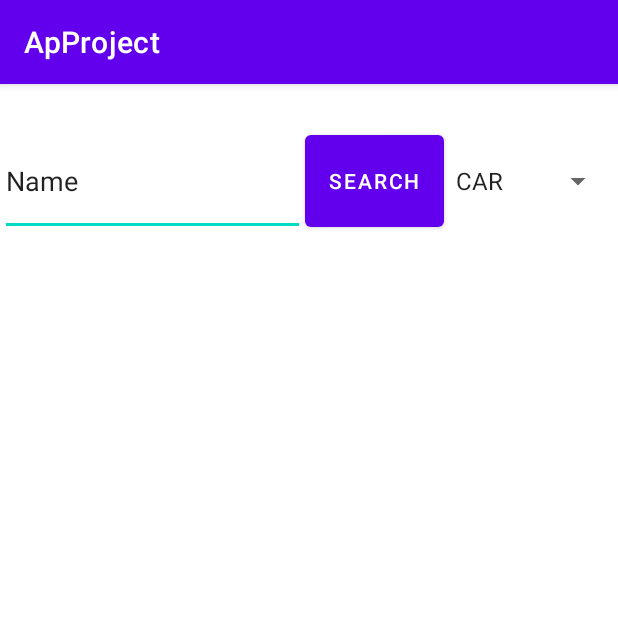
After one commit to Ali-Noghabi/Ap-project-android, an Android app: the SearchViewPage screen opened directly, with no data from a screen before it, on a phone screen of 412 x 824 dp, the top half of it. The commit adds this screen. Run offline under Robolectric (Android 15) with nearby library versions, the phone set to English and light mode, and no system bars.

Commit message:
add SearchView Page

```diff
--- a/app/build.gradle
+++ b/app/build.gradle
@@ -42,6 +42,8 @@ dependencies {
     implementation 'androidx.annotation:annotation:1.1.0'
     implementation 'androidx.lifecycle:lifecycle-livedata-ktx:2.2.0'
     implementation 'androidx.lifecycle:lifecycle-viewmodel-ktx:2.2.0'
+    implementation 'pl.droidsonroids.gif:android-gif-drawable:1.2.22'
+    implementation 'androidx.gridlayout:gridlayout:1.0.0'
     testImplementation 'junit:junit:4.+'
     androidTestImplementation 'androidx.test.ext:junit:1.1.2'
     androidTestImplementation 'androidx.test.espresso:espresso-core:3.3.0'
--- a/app/src/main/java/ir/lucifer/approject/LoginPage.java
+++ b/app/src/main/java/ir/lucifer/approject/LoginPage.java
@@ -64,7 +64,7 @@ public class LoginPage extends AppCompatActivity {
                     {
                         Controler.Token = obj.get("token").getAsString();
                         Controler.isLogin = true;
-                        startActivity(new Intent(MainActivity.activity , HomePage.class));
+                        startActivity(new Intent(MainActivity.activity , SearchViewPage.class));
                         Toast.makeText(getApplicationContext(), "Login :)", Toast.LENGTH_SHORT).show();
                     }
                     else {
--- /dev/null
+++ b/app/src/main/java/ir/lucifer/approject/SearchViewPage.java
@@ -0,0 +1,29 @@
+package ir.lucifer.approject;
+
+import androidx.appcompat.app.AppCompatActivity;
+
+import android.os.Bundle;
+import android.widget.ArrayAdapter;
+import android.widget.Spinner;
+
+public class SearchViewPage extends AppCompatActivity {
+    public Spinner categorySpinner;
+    @Override
+    protected void onCreate(Bundle savedInstanceState) {
+        super.onCreate(savedInstanceState);
+        setContentView(R.layout.activity_search_view_page);
+
+        categorySpinner = findViewById(R.id.categorySVP);
+        String array_spinner[] = new String[10];
+        array_spinner[0] = "CAR";
+        array_spinner[1] = "CARPET";
+        array_spinner[2] = "HOME";
+        array_spinner[3] = "PC";
+        array_spinner[4] = "LAPTOP";
+
+        ArrayAdapter adapter = new ArrayAdapter(this,android.R.layout.simple_spinner_item, array_spinner);
+        categorySpinner.setAdapter(adapter);
+
+
+    }
+}
--- a/app/src/main/java/ir/lucifer/approject/SignUpPage.java
+++ b/app/src/main/java/ir/lucifer/approject/SignUpPage.java
@@ -78,7 +78,7 @@ public class SignUpPage extends AppCompatActivity {
                     JsonObject obj = response.body();
                     Controler.Token = obj.get("token").getAsString();
                     Controler.isLogin = true;
-                    startActivity(new Intent(MainActivity.activity , HomePage.class));
+                    startActivity(new Intent(MainActivity.activity , SearchViewPage.class));
 
                 }
                 else {
--- /dev/null
+++ b/app/src/main/res/layout/activity_search_view_page.xml
@@ -0,0 +1,49 @@
+<?xml version="1.0" encoding="utf-8"?>
+<androidx.constraintlayout.widget.ConstraintLayout xmlns:android="http://schemas.android.com/apk/res/android"
+    xmlns:app="http://schemas.android.com/apk/res-auto"
+    xmlns:tools="http://schemas.android.com/tools"
+    android:layout_width="match_parent"
+    android:layout_height="match_parent"
+    tools:context=".SearchViewPage">
+
+    <LinearLayout
+        android:layout_width="409dp"
+        android:layout_height="729dp"
+        android:orientation="vertical"
+        tools:layout_editor_absoluteX="1dp"
+        tools:layout_editor_absoluteY="1dp">
+
+        <LinearLayout
+            android:layout_width="409dp"
+            android:layout_height="73dp"
+            android:layout_marginTop="28dp"
+            android:orientation="horizontal">
+
+            <EditText
+                android:id="@+id/searchTextSVP"
+                android:layout_width="203dp"
+                android:layout_height="match_parent"
+                android:ems="10"
+                android:inputType="textPersonName"
+                android:text="Name" />
+
+            <Button
+                android:id="@+id/searchButtonSVP"
+                android:layout_width="wrap_content"
+                android:layout_height="match_parent"
+                android:text="Search" />
+
+            <Spinner
+                android:id="@+id/categorySVP"
+                android:layout_width="match_parent"
+                android:layout_height="match_parent"
+                android:layout_weight="1" />
+
+        </LinearLayout>
+
+        <androidx.recyclerview.widget.RecyclerView
+            android:layout_width="match_parent"
+            android:layout_height="match_parent" />
+    </LinearLayout>
+
+</androidx.constraintlayout.widget.ConstraintLayout>
```
Also changed, not shown: app/src/main/AndroidManifest.xml (+2 -5 lines), app/src/main/java/ir/lucifer/approject/SearchView.java (deleted, +0 -41 lines), 3 other files.
